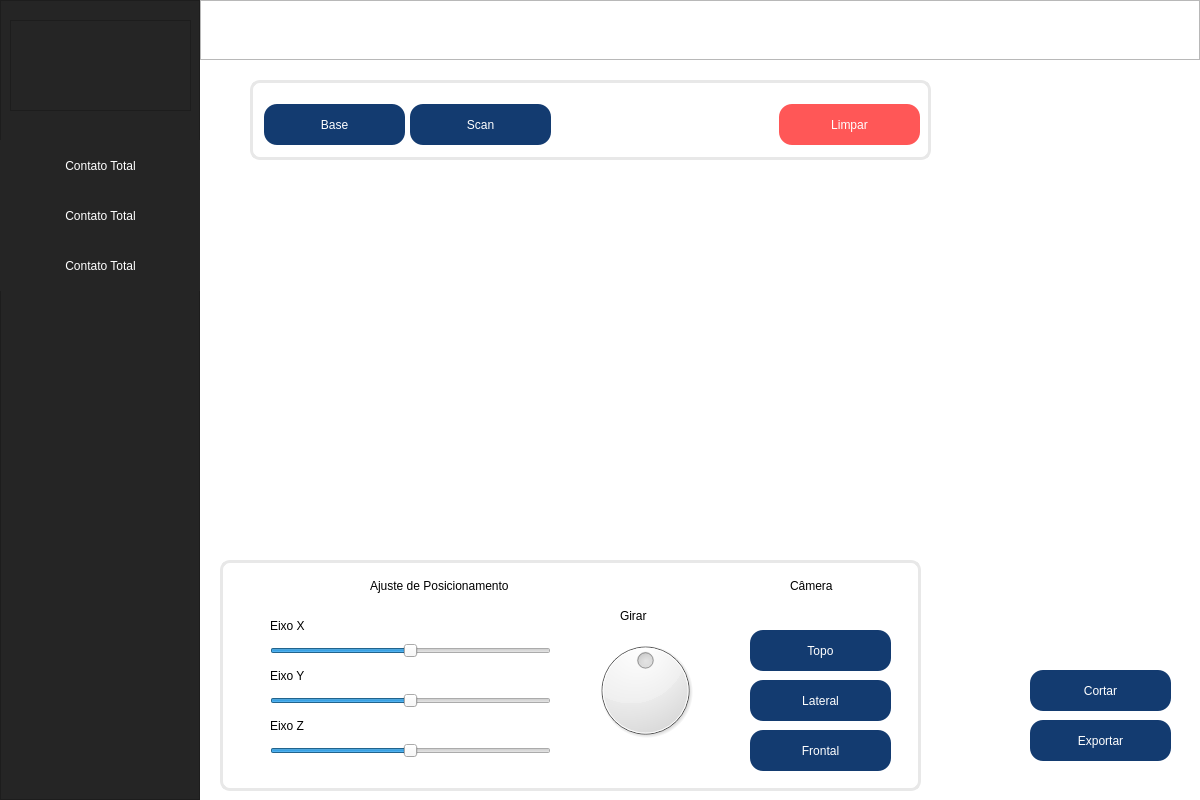
Before: the Qt Designer form QT_DESIGN/main.ui in vhls7/insole-generator, drawn with Qt 5.
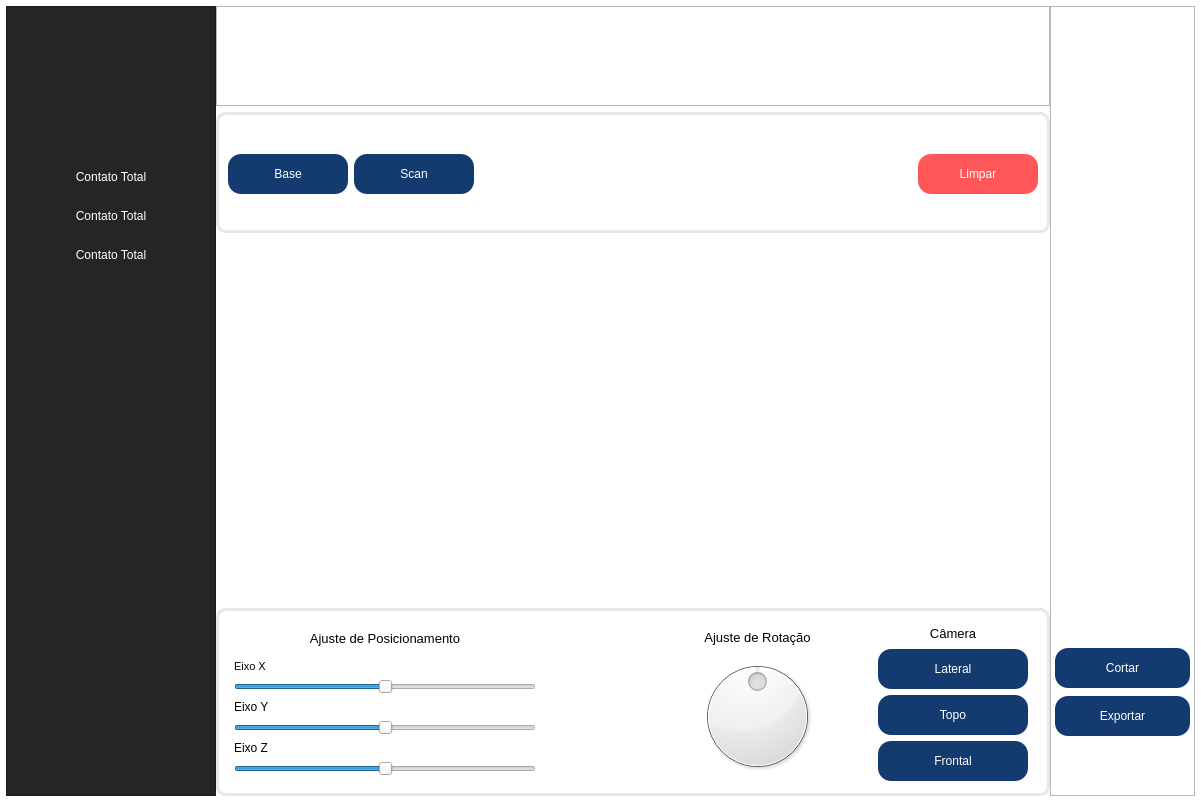
After: the same form once the commit is applied. Icons and pictures are not drawn.

Commit message: Making interface responsive

Diff of the .ui file:
```diff
--- a/QT_DESIGN/main.ui
+++ b/QT_DESIGN/main.ui
@@ -6,8 +6,8 @@
    <rect>
     <x>0</x>
     <y>0</y>
-    <width>1200</width>
-    <height>800</height>
+    <width>1201</width>
+    <height>802</height>
    </rect>
   </property>
   <property name="windowTitle">
@@ -22,14 +22,35 @@
 }</string>
   </property>
   <widget class="QWidget" name="centralwidget">
-   <widget class="QFrame" name="frame">
-    <property name="geometry">
-     <rect>
-      <x>0</x>
-      <y>0</y>
-      <width>200</width>
-      <height>800</height>
-     </rect>
+   <layout class="QHBoxLayout" name="horizontalLayout" stretch="1,2,1">
+    <property name="spacing">
+     <number>0</number>
+    </property>
+    <property name="leftMargin">
+     <number>6</number>
+    </property>
+    <property name="topMargin">
+     <number>6</number>
+    </property>
+    <property name="rightMargin">
+     <number>6</number>
+    </property>
+    <property name="bottomMargin">
+     <number>6</number>
+    </property>
+    <item>
+     <widget class="QFrame" name="sideBar">
+      <property name="sizePolicy">
+       <sizepolicy hsizetype="Fixed" vsizetype="Preferred">
+        <horstretch>0</horstretch>
+        <verstretch>0</verstretch>
+       </sizepolicy>
+      </property>
+      <property name="minimumSize">
+       <size>
+        <width>0</width>
+        <height>0</height>
+       </size>
     </property>
     <property name="styleSheet">
      <string notr="true">QFrame {
@@ -42,14 +63,79 @@
     <property name="frameShadow">
      <enum>QFrame::Raised</enum>
     </property>
+      <layout class="QVBoxLayout" name="verticalLayout_3">
+       <property name="spacing">
+        <number>9</number>
+       </property>
+       <property name="topMargin">
+        <number>26</number>
+       </property>
+       <item>
+        <widget class="QLabel" name="label_6">
+         <property name="sizePolicy">
+          <sizepolicy hsizetype="Expanding" vsizetype="Expanding">
+           <horstretch>0</horstretch>
+           <verstretch>0</verstretch>
+          </sizepolicy>
+         </property>
+         <property name="minimumSize">
+          <size>
+           <width>190</width>
+           <height>0</height>
+          </size>
+         </property>
+         <property name="maximumSize">
+          <size>
+           <width>0</width>
+           <height>80</height>
+          </size>
+         </property>
+         <property name="baseSize">
+          <size>
+           <width>0</width>
+           <height>0</height>
+          </size>
+         </property>
+         <property name="autoFillBackground">
+          <bool>false</bool>
+         </property>
+         <property name="text">
+          <string/>
+         </property>
+         <property name="pixmap">
+          <pixmap resource="resources/resources.qrc">:/icons/logo_resized.png</pixmap>
+         </property>
+         <property name="scaledContents">
+          <bool>false</bool>
+         </property>
+         <property name="alignment">
+          <set>Qt::AlignCenter</set>
+         </property>
+        </widget>
+       </item>
+       <item>
+        <spacer name="verticalSpacer_3">
+         <property name="orientation">
+          <enum>Qt::Vertical</enum>
+         </property>
+         <property name="sizeType">
+          <enum>QSizePolicy::Fixed</enum>
+         </property>
+         <property name="sizeHint" stdset="0">
+          <size>
+           <width>20</width>
+           <height>40</height>
+          </size>
+         </property>
+        </spacer>
+       </item>
+       <item>
     <widget class="QPushButton" name="pushButton">
-     <property name="geometry">
-      <rect>
-       <x>0</x>
-       <y>140</y>
-       <width>201</width>
-       <height>51</height>
-      </rect>
+         <property name="minimumSize">
+          <size>
+           <width>0</width>
+           <height>30</height>
+          </size>
      </property>
      <property name="styleSheet">
       <string notr="true">QPushButton {
@@ -76,14 +162,14 @@
        <normaloff>:/icons/icons/chart.svg</normaloff>:/icons/icons/chart.svg</iconset>
      </property>
     </widget>
+       </item>
+       <item>
     <widget class="QPushButton" name="pushButton_2">
-     <property name="geometry">
-      <rect>
-       <x>0</x>
-       <y>190</y>
-       <width>201</width>
-       <height>51</height>
-      </rect>
+         <property name="minimumSize">
+          <size>
+           <width>0</width>
+           <height>30</height>
+          </size>
      </property>
      <property name="styleSheet">
       <string notr="true">QPushButton {
@@ -110,14 +196,14 @@
        <normaloff>:/icons/icons/chart.svg</normaloff>:/icons/icons/chart.svg</iconset>
      </property>
     </widget>
+       </item>
+       <item>
     <widget class="QPushButton" name="pushButton_3">
-     <property name="geometry">
-      <rect>
-       <x>0</x>
-       <y>240</y>
-       <width>201</width>
-       <height>51</height>
-      </rect>
+         <property name="minimumSize">
+          <size>
+           <width>0</width>
+           <height>30</height>
+          </size>
      </property>
      <property name="styleSheet">
       <string notr="true">QPushButton {
@@ -144,42 +230,47 @@
        <normaloff>:/icons/icons/chart.svg</normaloff>:/icons/icons/chart.svg</iconset>
      </property>
     </widget>
-    <widget class="QFrame" name="frame_3">
-     <property name="geometry">
-      <rect>
-       <x>10</x>
-       <y>20</y>
-       <width>181</width>
-       <height>91</height>
-      </rect>
-     </property>
-     <property name="styleSheet">
-      <string notr="true">QFrame {
-    background-image:url('./resources/LOGO.png'); /* Substitua pelo caminho real da imagem */
-    background-repeat: no-repeat; /* Evita repetir a imagem */
-    background-position: center; /* Centraliza a imagem */
-    background-position: center;
-	width:90;
-	height:180;
-}
-</string>
-     </property>
-     <property name="frameShape">
-      <enum>QFrame::StyledPanel</enum>
-     </property>
-     <property name="frameShadow">
-      <enum>QFrame::Raised</enum>
-     </property>
-    </widget>
-   </widget>
-   <widget class="QFrame" name="frame_2">
-    <property name="geometry">
-     <rect>
-      <x>200</x>
-      <y>0</y>
-      <width>1000</width>
-      <height>60</height>
-     </rect>
+       </item>
+       <item>
+        <spacer name="verticalSpacer_4">
+         <property name="orientation">
+          <enum>Qt::Vertical</enum>
+         </property>
+         <property name="sizeHint" stdset="0">
+          <size>
+           <width>20</width>
+           <height>40</height>
+          </size>
+         </property>
+        </spacer>
+       </item>
+      </layout>
+     </widget>
+    </item>
+    <item>
+     <layout class="QVBoxLayout" name="verticalLayout" stretch="1,1,3,0">
+      <property name="spacing">
+       <number>6</number>
+      </property>
+      <item>
+       <widget class="QFrame" name="headerBar">
+        <property name="sizePolicy">
+         <sizepolicy hsizetype="Expanding" vsizetype="Fixed">
+          <horstretch>0</horstretch>
+          <verstretch>0</verstretch>
+         </sizepolicy>
+        </property>
+        <property name="minimumSize">
+         <size>
+          <width>0</width>
+          <height>100</height>
+         </size>
+        </property>
+        <property name="sizeIncrement">
+         <size>
+          <width>0</width>
+          <height>100</height>
+         </size>
     </property>
     <property name="styleSheet">
      <string notr="true">QFrame {
@@ -198,14 +289,14 @@
      <enum>QFrame::Raised</enum>
     </property>
    </widget>
-   <widget class="QGroupBox" name="groupBox">
-    <property name="geometry">
-     <rect>
-      <x>250</x>
-      <y>80</y>
-      <width>681</width>
-      <height>80</height>
-     </rect>
+      </item>
+      <item>
+       <widget class="QGroupBox" name="loadToolsContainer">
+        <property name="sizePolicy">
+         <sizepolicy hsizetype="Expanding" vsizetype="Preferred">
+          <horstretch>0</horstretch>
+          <verstretch>0</verstretch>
+         </sizepolicy>
     </property>
     <property name="autoFillBackground">
      <bool>false</bool>
@@ -220,14 +311,14 @@
     <property name="title">
      <string/>
     </property>
+        <layout class="QHBoxLayout" name="horizontalLayout_2">
+         <item>
     <widget class="QPushButton" name="btn_load_files">
-     <property name="geometry">
-      <rect>
-       <x>14</x>
-       <y>24</y>
-       <width>141</width>
-       <height>41</height>
-      </rect>
+           <property name="minimumSize">
+            <size>
+             <width>120</width>
+             <height>40</height>
+            </size>
      </property>
      <property name="styleSheet">
       <string notr="true">QPushButton {
@@ -253,14 +344,14 @@
       </size>
      </property>
     </widget>
-    <widget class="QPushButton" name="btn_load_files_2">
-     <property name="geometry">
-      <rect>
-       <x>160</x>
-       <y>24</y>
-       <width>141</width>
-       <height>41</height>
-      </rect>
+         </item>
+         <item>
+          <widget class="QPushButton" name="loadScanButton">
+           <property name="minimumSize">
+            <size>
+             <width>120</width>
+             <height>40</height>
+            </size>
      </property>
      <property name="styleSheet">
       <string notr="true">QPushButton {
@@ -286,14 +377,27 @@
       </size>
      </property>
     </widget>
-    <widget class="QPushButton" name="btn_load_files_3">
-     <property name="geometry">
-      <rect>
-       <x>529</x>
-       <y>24</y>
-       <width>141</width>
-       <height>41</height>
-      </rect>
+         </item>
+         <item>
+          <spacer name="horizontalSpacer">
+           <property name="orientation">
+            <enum>Qt::Horizontal</enum>
+           </property>
+           <property name="sizeHint" stdset="0">
+            <size>
+             <width>40</width>
+             <height>20</height>
+            </size>
+           </property>
+          </spacer>
+         </item>
+         <item>
+          <widget class="QPushButton" name="cleanButton">
+           <property name="minimumSize">
+            <size>
+             <width>120</width>
+             <height>40</height>
+            </size>
      </property>
      <property name="styleSheet">
       <string notr="true">QPushButton {
@@ -319,15 +423,27 @@
       </size>
      </property>
     </widget>
-   </widget>
-   <widget class="QGroupBox" name="groupBox_2">
-    <property name="geometry">
-     <rect>
-      <x>220</x>
-      <y>560</y>
-      <width>701</width>
-      <height>231</height>
-     </rect>
+         </item>
+        </layout>
+       </widget>
+      </item>
+      <item>
+       <widget class="QWidget" name="pyvistaWidget" native="true">
+        <property name="sizePolicy">
+         <sizepolicy hsizetype="Expanding" vsizetype="Preferred">
+          <horstretch>0</horstretch>
+          <verstretch>0</verstretch>
+         </sizepolicy>
+        </property>
+       </widget>
+      </item>
+      <item>
+       <widget class="QGroupBox" name="navigationContainer">
+        <property name="sizePolicy">
+         <sizepolicy hsizetype="Expanding" vsizetype="Preferred">
+          <horstretch>0</horstretch>
+          <verstretch>0</verstretch>
+         </sizepolicy>
     </property>
     <property name="autoFillBackground">
      <bool>false</bool>
@@ -342,14 +458,89 @@
     <property name="title">
      <string/>
     </property>
+        <layout class="QHBoxLayout" name="horizontalLayout_3" stretch="3,1,2,2">
+         <item>
+          <layout class="QVBoxLayout" name="SlidersContainer">
+           <property name="leftMargin">
+            <number>6</number>
+           </property>
+           <property name="topMargin">
+            <number>8</number>
+           </property>
+           <property name="rightMargin">
+            <number>6</number>
+           </property>
+           <property name="bottomMargin">
+            <number>8</number>
+           </property>
+           <item>
+            <widget class="QLabel" name="label_4">
+             <property name="sizePolicy">
+              <sizepolicy hsizetype="Expanding" vsizetype="Preferred">
+               <horstretch>0</horstretch>
+               <verstretch>0</verstretch>
+              </sizepolicy>
+             </property>
+             <property name="maximumSize">
+              <size>
+               <width>16777215</width>
+               <height>20</height>
+              </size>
+             </property>
+             <property name="font">
+              <font>
+               <pointsize>10</pointsize>
+              </font>
+             </property>
+             <property name="text">
+              <string>Ajuste de Posicionamento</string>
+             </property>
+             <property name="alignment">
+              <set>Qt::AlignCenter</set>
+             </property>
+            </widget>
+           </item>
+           <item>
+            <spacer name="verticalSpacer_5">
+             <property name="orientation">
+              <enum>Qt::Vertical</enum>
+             </property>
+             <property name="sizeType">
+              <enum>QSizePolicy::Fixed</enum>
+             </property>
+             <property name="sizeHint" stdset="0">
+              <size>
+               <width>20</width>
+               <height>8</height>
+              </size>
+             </property>
+            </spacer>
+           </item>
+           <item>
+            <widget class="QLabel" name="label">
+             <property name="sizePolicy">
+              <sizepolicy hsizetype="Expanding" vsizetype="Preferred">
+               <horstretch>0</horstretch>
+               <verstretch>0</verstretch>
+              </sizepolicy>
+             </property>
+             <property name="font">
+              <font>
+               <pointsize>8</pointsize>
+              </font>
+             </property>
+             <property name="text">
+              <string>Eixo X</string>
+             </property>
+            </widget>
+           </item>
+           <item>
     <widget class="QSlider" name="Pan_X">
-     <property name="geometry">
-      <rect>
-       <x>50</x>
-       <y>80</y>
-       <width>281</width>
-       <height>22</height>
-      </rect>
+             <property name="maximumSize">
+              <size>
+               <width>16777215</width>
+               <height>16777215</height>
+              </size>
      </property>
      <property name="minimum">
       <number>-500</number>
@@ -361,14 +552,27 @@
       <enum>Qt::Horizontal</enum>
      </property>
     </widget>
+           </item>
+           <item>
+            <widget class="QLabel" name="label_2">
+             <property name="sizePolicy">
+              <sizepolicy hsizetype="Expanding" vsizetype="Preferred">
+               <horstretch>0</horstretch>
+               <verstretch>0</verstretch>
+              </sizepolicy>
+             </property>
+             <property name="text">
+              <string>Eixo Y</string>
+             </property>
+            </widget>
+           </item>
+           <item>
     <widget class="QSlider" name="Pan_Y">
-     <property name="geometry">
-      <rect>
-       <x>50</x>
-       <y>130</y>
-       <width>281</width>
-       <height>22</height>
-      </rect>
+             <property name="maximumSize">
+              <size>
+               <width>16777215</width>
+               <height>16777215</height>
+              </size>
      </property>
      <property name="minimum">
       <number>-500</number>
@@ -380,14 +584,27 @@
       <enum>Qt::Horizontal</enum>
      </property>
     </widget>
+           </item>
+           <item>
+            <widget class="QLabel" name="label_3">
+             <property name="sizePolicy">
+              <sizepolicy hsizetype="Expanding" vsizetype="Preferred">
+               <horstretch>0</horstretch>
+               <verstretch>0</verstretch>
+              </sizepolicy>
+             </property>
+             <property name="text">
+              <string>Eixo Z</string>
+             </property>
+            </widget>
+           </item>
+           <item>
     <widget class="QSlider" name="Pan_Z">
-     <property name="geometry">
-      <rect>
-       <x>50</x>
-       <y>180</y>
-       <width>281</width>
-       <height>22</height>
-      </rect>
+             <property name="maximumSize">
+              <size>
+               <width>16777215</width>
+               <height>16777215</height>
+              </size>
      </property>
      <property name="minimum">
       <number>-100</number>
@@ -399,14 +616,70 @@
       <enum>Qt::Horizontal</enum>
      </property>
     </widget>
+           </item>
+          </layout>
+         </item>
+         <item>
+          <spacer name="horizontalSpacer_2">
+           <property name="orientation">
+            <enum>Qt::Horizontal</enum>
+           </property>
+           <property name="sizeHint" stdset="0">
+            <size>
+             <width>40</width>
+             <height>20</height>
+            </size>
+           </property>
+          </spacer>
+         </item>
+         <item>
+          <layout class="QVBoxLayout" name="DialContainer">
+           <property name="leftMargin">
+            <number>6</number>
+           </property>
+           <property name="topMargin">
+            <number>4</number>
+           </property>
+           <property name="rightMargin">
+            <number>6</number>
+           </property>
+           <property name="bottomMargin">
+            <number>4</number>
+           </property>
+           <item>
+            <widget class="QLabel" name="OrbitLabel">
+             <property name="minimumSize">
+              <size>
+               <width>120</width>
+               <height>0</height>
+              </size>
+             </property>
+             <property name="maximumSize">
+              <size>
+               <width>5000</width>
+               <height>20</height>
+              </size>
+             </property>
+             <property name="font">
+              <font>
+               <pointsize>10</pointsize>
+              </font>
+             </property>
+             <property name="text">
+              <string>Ajuste de Rotação</string>
+             </property>
+             <property name="alignment">
+              <set>Qt::AlignCenter</set>
+             </property>
+            </widget>
+           </item>
+           <item>
     <widget class="QDial" name="Orbit_Z">
-     <property name="geometry">
-      <rect>
-       <x>370</x>
-       <y>70</y>
-       <width>111</width>
-       <height>121</height>
-      </rect>
+             <property name="minimumSize">
+              <size>
+               <width>100</width>
+               <height>100</height>
+              </size>
      </property>
      <property name="minimum">
       <number>-90</number>
@@ -415,47 +688,63 @@
       <number>90</number>
      </property>
     </widget>
-    <widget class="QPushButton" name="cam_topo">
-     <property name="geometry">
-      <rect>
-       <x>530</x>
-       <y>70</y>
-       <width>141</width>
-       <height>41</height>
-      </rect>
-     </property>
-     <property name="styleSheet">
-      <string notr="true">QPushButton {
-	font: 12pt &quot;Bernard MT Condensed&quot;;
-	border: none;
-	background-color: #133b70;
-	color: white;
-	border-radius: 13;
-}
-</string>
-     </property>
-     <property name="text">
-      <string>Topo</string>
-     </property>
-     <property name="icon">
-      <iconset resource="resources/resources.qrc">
-       <normaloff>:/icons/icons/cloud-arrow-up-solid.svg</normaloff>:/icons/icons/cloud-arrow-up-solid.svg</iconset>
-     </property>
-     <property name="iconSize">
+           </item>
+          </layout>
+         </item>
+         <item>
+          <layout class="QVBoxLayout" name="CamButContainer">
+           <property name="leftMargin">
+            <number>10</number>
+           </property>
+           <property name="rightMargin">
+            <number>10</number>
+           </property>
+           <item>
+            <widget class="QLabel" name="label_5">
+             <property name="maximumSize">
       <size>
-       <width>30</width>
-       <height>30</height>
-      </size>
-     </property>
-    </widget>
+               <width>16777215</width>
+               <height>20</height>
+              </size>
+             </property>
+             <property name="font">
+              <font>
+               <pointsize>10</pointsize>
+              </font>
+             </property>
+             <property name="text">
+              <string>Câmera</string>
+             </property>
+             <property name="alignment">
+              <set>Qt::AlignCenter</set>
+             </property>
+            </widget>
+           </item>
+           <item>
     <widget class="QPushButton" name="cam_lateral">
-     <property name="geometry">
-      <rect>
-       <x>530</x>
-       <y>120</y>
-       <width>141</width>
-       <height>41</height>
-      </rect>
+             <property name="sizePolicy">
+              <sizepolicy hsizetype="Minimum" vsizetype="Fixed">
+               <horstretch>0</horstretch>
+               <verstretch>0</verstretch>
+              </sizepolicy>
+             </property>
+             <property name="minimumSize">
+              <size>
+               <width>120</width>
+               <height>40</height>
+              </size>
+             </property>
+             <property name="maximumSize">
+              <size>
+               <width>150</width>
+               <height>16777215</height>
+              </size>
+             </property>
+             <property name="baseSize">
+              <size>
+               <width>0</width>
+               <height>0</height>
+              </size>
      </property>
      <property name="styleSheet">
       <string notr="true">QPushButton {
@@ -481,14 +770,59 @@
       </size>
      </property>
     </widget>
+           </item>
+           <item>
+            <widget class="QPushButton" name="cam_topo">
+             <property name="minimumSize">
+              <size>
+               <width>120</width>
+               <height>40</height>
+              </size>
+             </property>
+             <property name="maximumSize">
+              <size>
+               <width>150</width>
+               <height>16777215</height>
+              </size>
+             </property>
+             <property name="styleSheet">
+              <string notr="true">QPushButton {
+	font: 12pt &quot;Bernard MT Condensed&quot;;
+	border: none;
+	background-color: #133b70;
+	color: white;
+	border-radius: 13;
+}
+</string>
+             </property>
+             <property name="text">
+              <string>Topo</string>
+             </property>
+             <property name="icon">
+              <iconset resource="resources/resources.qrc">
+               <normaloff>:/icons/icons/cloud-arrow-up-solid.svg</normaloff>:/icons/icons/cloud-arrow-up-solid.svg</iconset>
+             </property>
+             <property name="iconSize">
+              <size>
+               <width>30</width>
+               <height>30</height>
+              </size>
+             </property>
+            </widget>
+           </item>
+           <item>
     <widget class="QPushButton" name="cam_frontal">
-     <property name="geometry">
-      <rect>
-       <x>530</x>
-       <y>170</y>
-       <width>141</width>
-       <height>41</height>
-      </rect>
+             <property name="minimumSize">
+              <size>
+               <width>120</width>
+               <height>40</height>
+              </size>
+             </property>
+             <property name="maximumSize">
+              <size>
+               <width>150</width>
+               <height>16777215</height>
+              </size>
      </property>
      <property name="styleSheet">
       <string notr="true">QPushButton {
@@ -514,93 +848,73 @@
       </size>
      </property>
     </widget>
-    <widget class="QLabel" name="label">
-     <property name="geometry">
-      <rect>
-       <x>50</x>
-       <y>50</y>
-       <width>131</width>
-       <height>31</height>
-      </rect>
-     </property>
-     <property name="text">
-      <string>Eixo X</string>
-     </property>
-    </widget>
-    <widget class="QLabel" name="label_2">
-     <property name="geometry">
-      <rect>
-       <x>50</x>
-       <y>100</y>
-       <width>131</width>
-       <height>31</height>
-      </rect>
-     </property>
-     <property name="text">
-      <string>Eixo Y</string>
-     </property>
-    </widget>
-    <widget class="QLabel" name="label_3">
-     <property name="geometry">
-      <rect>
-       <x>50</x>
-       <y>150</y>
-       <width>131</width>
-       <height>31</height>
-      </rect>
-     </property>
-     <property name="text">
-      <string>Eixo Z</string>
-     </property>
-    </widget>
-    <widget class="QLabel" name="label_4">
-     <property name="geometry">
-      <rect>
-       <x>150</x>
-       <y>10</y>
-       <width>201</width>
-       <height>31</height>
-      </rect>
-     </property>
-     <property name="text">
-      <string>Ajuste de Posicionamento</string>
-     </property>
-    </widget>
-    <widget class="QLabel" name="label_5">
-     <property name="geometry">
-      <rect>
-       <x>570</x>
-       <y>10</y>
-       <width>71</width>
-       <height>31</height>
-      </rect>
-     </property>
-     <property name="text">
-      <string>Câmera</string>
-     </property>
-    </widget>
-    <widget class="QLabel" name="label_6">
-     <property name="geometry">
-      <rect>
-       <x>400</x>
-       <y>40</y>
-       <width>51</width>
-       <height>31</height>
-      </rect>
-     </property>
-     <property name="text">
-      <string>Girar</string>
-     </property>
-    </widget>
-   </widget>
+           </item>
+          </layout>
+         </item>
+        </layout>
+       </widget>
+      </item>
+     </layout>
+    </item>
+    <item>
+     <widget class="QFrame" name="frame_2">
+      <property name="sizePolicy">
+       <sizepolicy hsizetype="Maximum" vsizetype="Preferred">
+        <horstretch>0</horstretch>
+        <verstretch>0</verstretch>
+       </sizepolicy>
+      </property>
+      <property name="minimumSize">
+       <size>
+        <width>145</width>
+        <height>0</height>
+       </size>
+      </property>
+      <property name="sizeIncrement">
+       <size>
+        <width>100</width>
+        <height>0</height>
+       </size>
+      </property>
+      <property name="frameShape">
+       <enum>QFrame::StyledPanel</enum>
+      </property>
+      <property name="frameShadow">
+       <enum>QFrame::Raised</enum>
+      </property>
+      <layout class="QVBoxLayout" name="verticalLayout_2">
+       <property name="spacing">
+        <number>8</number>
+       </property>
+       <property name="leftMargin">
+        <number>4</number>
+       </property>
+       <property name="topMargin">
+        <number>9</number>
+       </property>
+       <property name="rightMargin">
+        <number>4</number>
+       </property>
+       <item>
+        <spacer name="verticalSpacer">
+         <property name="orientation">
+          <enum>Qt::Vertical</enum>
+         </property>
+         <property name="sizeHint" stdset="0">
+          <size>
+           <width>20</width>
+           <height>500</height>
+          </size>
+         </property>
+        </spacer>
+       </item>
+       <item>
    <widget class="QPushButton" name="btn_CUT">
-    <property name="geometry">
-     <rect>
-      <x>1030</x>
-      <y>670</y>
-      <width>141</width>
-      <height>41</height>
-     </rect>
+         <property name="minimumSize">
+          <size>
+           <width>0</width>
+           <height>40</height>
+          </size>
     </property>
     <property name="styleSheet">
      <string notr="true">QPushButton {
@@ -626,14 +940,14 @@
      </size>
     </property>
    </widget>
+       </item>
+       <item>
    <widget class="QPushButton" name="btn_load_files_8">
-    <property name="geometry">
-     <rect>
-      <x>1030</x>
-      <y>720</y>
-      <width>141</width>
-      <height>41</height>
-     </rect>
+         <property name="minimumSize">
+          <size>
+           <width>0</width>
+           <height>40</height>
+          </size>
     </property>
     <property name="styleSheet">
      <string notr="true">QPushButton {
@@ -659,39 +973,27 @@
      </size>
     </property>
    </widget>
-   <widget class="QStackedWidget" name="stackedWidget">
-    <property name="geometry">
-     <rect>
-      <x>200</x>
-      <y>60</y>
-      <width>991</width>
-      <height>731</height>
-     </rect>
-    </property>
-    <property name="currentIndex">
-     <number>0</number>
-    </property>
-    <widget class="QWidget" name="page">
-     <widget class="QWidget" name="pyvistaWidget" native="true">
-      <property name="geometry">
-       <rect>
-        <x>10</x>
-        <y>20</y>
-        <width>971</width>
-        <height>711</height>
-       </rect>
-      </property>
+       </item>
+       <item>
+        <spacer name="verticalSpacer_2">
+         <property name="orientation">
+          <enum>Qt::Vertical</enum>
+         </property>
+         <property name="sizeType">
+          <enum>QSizePolicy::Fixed</enum>
+         </property>
+         <property name="sizeHint" stdset="0">
+          <size>
+           <width>20</width>
+           <height>50</height>
+          </size>
+         </property>
+        </spacer>
+       </item>
+      </layout>
      </widget>
-    </widget>
-    <widget class="QWidget" name="page_2"/>
-   </widget>
-   <zorder>stackedWidget</zorder>
-   <zorder>frame</zorder>
-   <zorder>frame_2</zorder>
-   <zorder>groupBox</zorder>
-   <zorder>groupBox_2</zorder>
-   <zorder>btn_CUT</zorder>
-   <zorder>btn_load_files_8</zorder>
+    </item>
+   </layout>
   </widget>
  </widget>
  <resources>
```
Lines whose indentation alone changed are shown as unchanged. The commit also changes 5 other files.
